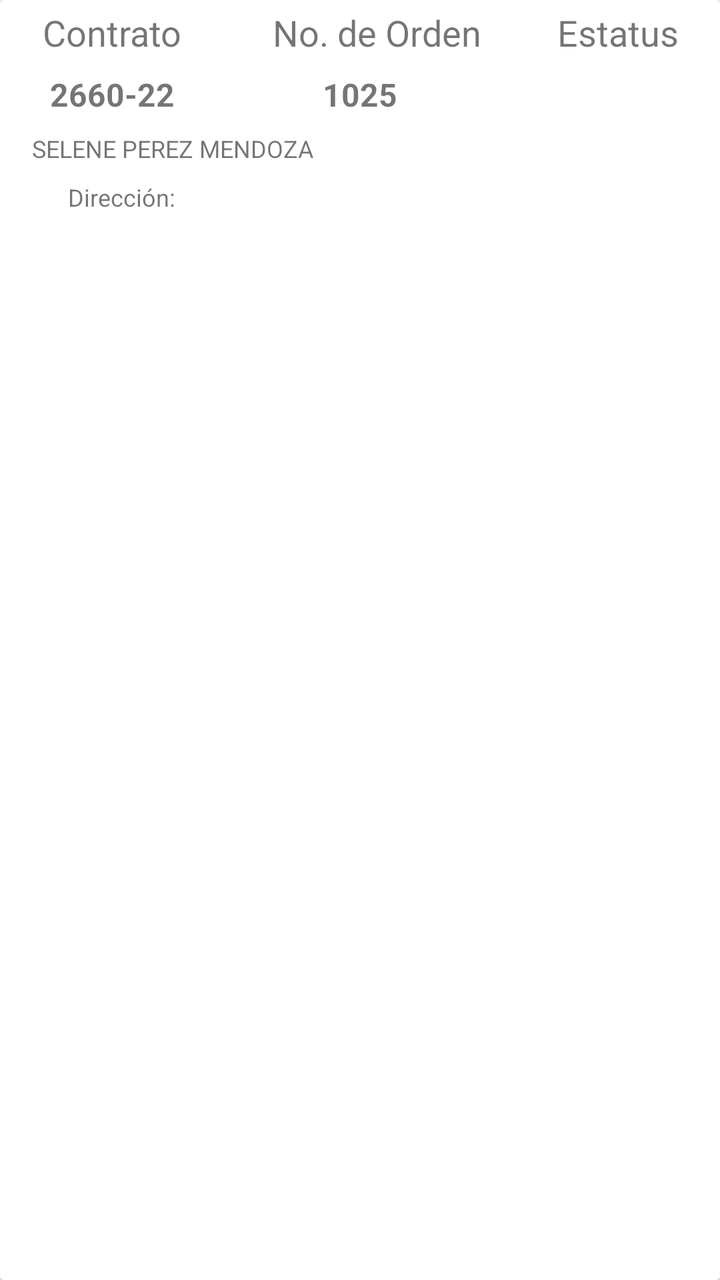
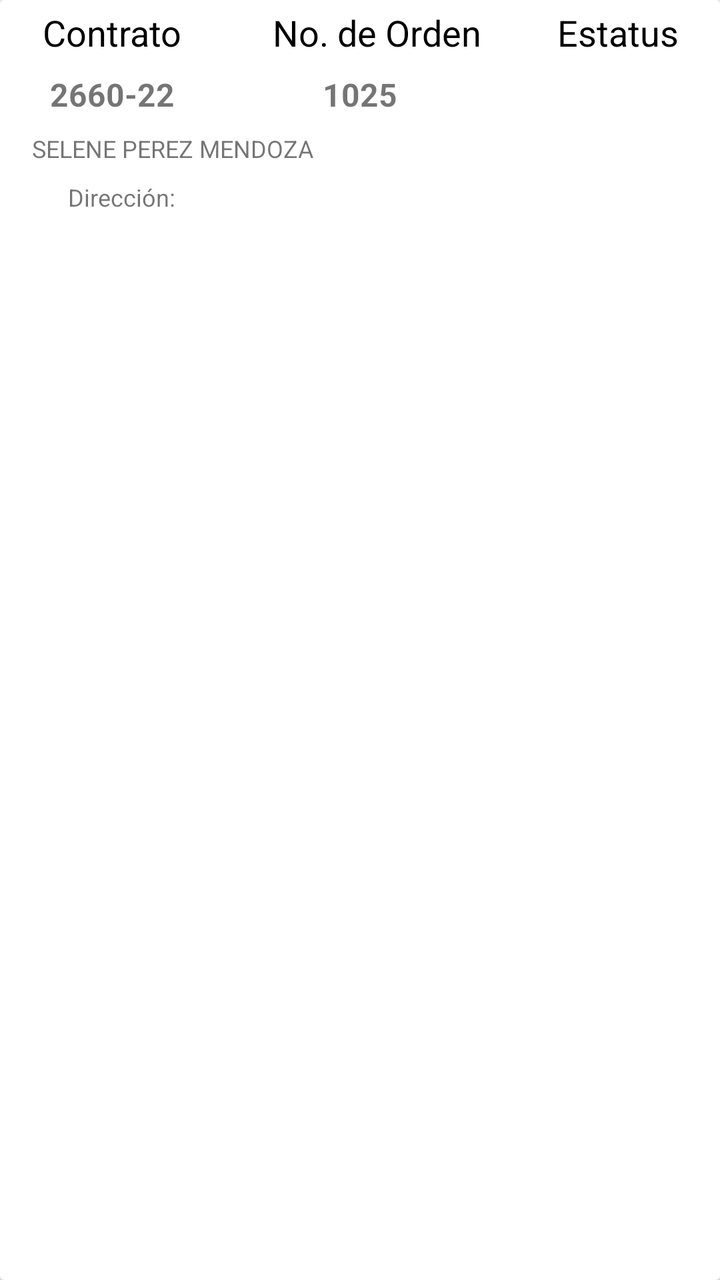

Two renders of the same Android screen: before a commit and after it. Below are the layout's source before the change and the commit's diff.
<!-- AndroidManifest.xml: application theme AppTheme -->
<!-- res/layout/recycler_oq.xml -->
<?xml version="1.0" encoding="utf-8"?>
<android.support.v7.widget.CardView xmlns:android="http://schemas.android.com/apk/res/android"
    xmlns:app="http://schemas.android.com/apk/res-auto"
    xmlns:tools="http://schemas.android.com/tools"
    android:layout_width="match_parent"
    android:layout_height="wrap_content"
    android:layout_marginTop="20dp"
    android:elevation="80dp">

    <android.support.constraint.ConstraintLayout
        android:layout_width="match_parent"
        android:layout_height="match_parent"
        android:background="@drawable/disenio_recyclerview"
        android:paddingLeft="8dp"
        android:paddingRight="8dp">

        <TextView
            android:id="@+id/contrto"
            android:layout_width="80dp"
            android:layout_height="wrap_content"
            android:layout_marginStart="8dp"
            android:layout_marginTop="4dp"
            android:layout_marginEnd="8dp"
            android:text="Contrato"
            android:textSize="18dp"
            android:textAlignment="center"
            app:layout_constraintEnd_toEndOf="parent"
            app:layout_constraintHorizontal_bias="0.0"
            app:layout_constraintStart_toStartOf="parent"
            app:layout_constraintTop_toTopOf="@+id/controla" />

        <TextView
            android:id="@+id/noOrden"
            android:layout_width="120dp"
            android:layout_height="wrap_content"
            android:layout_marginStart="8dp"
            android:layout_marginTop="4dp"
            android:layout_marginEnd="8dp"
            android:text="No. de Orden"
            android:textAlignment="center"
            android:textSize="18dp"
            app:layout_constraintEnd_toEndOf="parent"
            app:layout_constraintHorizontal_bias="0.54"
            app:layout_constraintStart_toStartOf="parent"
            app:layout_constraintTop_toTopOf="@+id/controla" />

        <TextView
            android:id="@+id/status"
            android:layout_width="70dp"
            android:layout_height="wrap_content"
            android:layout_marginStart="8dp"
            android:layout_marginTop="4dp"
            android:layout_marginEnd="8dp"
            android:text="Estatus"
            android:textAlignment="center"
            android:textSize="18dp"
            app:layout_constraintEnd_toEndOf="parent"
            app:layout_constraintHorizontal_bias="1.0"
            app:layout_constraintStart_toStartOf="parent"
            app:layout_constraintTop_toTopOf="@+id/controla" />


        <TextView
            android:id="@+id/controla"
            android:layout_width="308dp"
            android:layout_height="120dp"
            app:layout_constraintEnd_toEndOf="parent"
            app:layout_constraintStart_toStartOf="parent"
            app:layout_constraintTop_toTopOf="parent" />

        <TextView
            android:id="@+id/tv_NContrato"
            android:layout_width="80dp"
            android:layout_height="wrap_content"
            android:layout_marginStart="8dp"
            android:layout_marginTop="8dp"
            android:layout_marginEnd="8dp"
            android:text="2660-22"
            android:textAlignment="center"
            android:textSize="16dp"
            android:textStyle="bold"
            app:layout_constraintEnd_toEndOf="parent"
            app:layout_constraintHorizontal_bias="0.0"
            app:layout_constraintStart_toStartOf="parent"
            app:layout_constraintTop_toBottomOf="@+id/contrto" />

        <TextView
            android:id="@+id/tv_Nombre"
            android:layout_width="0dp"
            android:layout_height="wrap_content"
            android:layout_marginStart="8dp"
            android:layout_marginTop="8dp"
            android:layout_marginEnd="8dp"
            android:ellipsize="end"
            android:maxLines="1"
            android:text="SELENE PEREZ MENDOZA"
            android:textSize="12dp"
            app:layout_constraintEnd_toEndOf="@+id/controla"
            app:layout_constraintStart_toStartOf="parent"
            app:layout_constraintTop_toBottomOf="@+id/tv_NContrato" />

        <TextView
            android:id="@+id/tv_NOrden"
            android:layout_width="120dp"
            android:layout_height="wrap_content"
            android:layout_marginStart="8dp"
            android:layout_marginTop="8dp"
            android:layout_marginEnd="8dp"
            android:text="1025"
            android:textAlignment="center"
            android:textSize="16dp"
            android:textStyle="bold"
            app:layout_constraintEnd_toEndOf="parent"
            app:layout_constraintStart_toStartOf="parent"
            app:layout_constraintTop_toBottomOf="@+id/noOrden" />

        <TextView
            android:id="@+id/tv_estatus"
            android:layout_width="70dp"
            android:layout_height="wrap_content"
            android:layout_marginStart="8dp"
            android:layout_marginTop="8dp"
            android:layout_marginEnd="8dp"
            android:textAlignment="center"
            android:textSize="16dp"
            app:layout_constraintEnd_toEndOf="parent"
            app:layout_constraintHorizontal_bias="1.0"
            app:layout_constraintStart_toStartOf="parent"
            app:layout_constraintTop_toBottomOf="@+id/status" />

        <TextView
            android:id="@+id/txt"
            android:layout_width="70dp"
            android:layout_height="wrap_content"
            android:layout_marginStart="8dp"
            android:layout_marginTop="8dp"
            android:layout_marginEnd="8dp"
            android:text="@string/direccion"
            android:textSize="12dp"
            app:layout_constraintEnd_toEndOf="parent"
            app:layout_constraintHorizontal_bias="0.0"
            app:layout_constraintStart_toStartOf="@+id/controla"
            app:layout_constraintTop_toBottomOf="@+id/tv_Nombre" />

        <TextView
            android:id="@+id/id_direccion"
            android:layout_width="0dp"
            android:layout_height="wrap_content"
            android:layout_marginStart="8dp"
            android:layout_marginTop="8dp"
            android:layout_marginEnd="8dp"
            android:ellipsize="end"
            android:maxLines="1"
            android:textSize="12dp"
            app:layout_constraintEnd_toEndOf="@+id/controla"
            app:layout_constraintStart_toEndOf="@+id/txt"
            app:layout_constraintTop_toBottomOf="@+id/tv_Nombre" />

    </android.support.constraint.ConstraintLayout>
</android.support.v7.widget.CardView>
<!-- resources referenced by this layout -->
<resources>
  <!-- drawable disenio_recyclerview (drawable) -->
  <?xml version="1.0" encoding="utf-8"?>
  <shape xmlns:android="http://schemas.android.com/apk/res/android">
    <corners android:radius="8dp" />
    <solid android:color="#FFFFFF" />
  </shape>
  <string name="direccion">Dirección:</string>
  <style name="AppTheme" parent="Theme.AppCompat.Light.DarkActionBar">
          
          <item name="colorPrimary">@color/colorPrimary</item>
          <item name="colorPrimaryDark">@color/colorPrimaryDark</item>
          <item name="colorAccent">@color/colorAccent</item>
          <item name="android:colorForeground">@android:color/background_dark</item>
      </style>
  <color name="colorPrimary">#0277BD</color>
  <color name="colorPrimaryDark">#004C8C</color>
  <color name="colorAccent">#0000FF</color>
</resources>

<!-- the commit's change to res/layout/recycler_oq.xml (unified diff, before → after) -->
@@ -20,6 +20,7 @@
             android:layout_height="wrap_content"
             android:layout_marginStart="8dp"
             android:layout_marginTop="4dp"
+            android:textColor="@android:color/background_dark"
             android:layout_marginEnd="8dp"
             android:text="Contrato"
             android:textSize="18dp"
@@ -36,6 +37,7 @@
             android:layout_marginStart="8dp"
             android:layout_marginTop="4dp"
             android:layout_marginEnd="8dp"
+            android:textColor="@android:color/background_dark"
             android:text="No. de Orden"
             android:textAlignment="center"
             android:textSize="18dp"
@@ -51,6 +53,7 @@
             android:layout_marginStart="8dp"
             android:layout_marginTop="4dp"
             android:layout_marginEnd="8dp"
+            android:textColor="@android:color/background_dark"
             android:text="Estatus"
             android:textAlignment="center"
             android:textSize="18dp"
